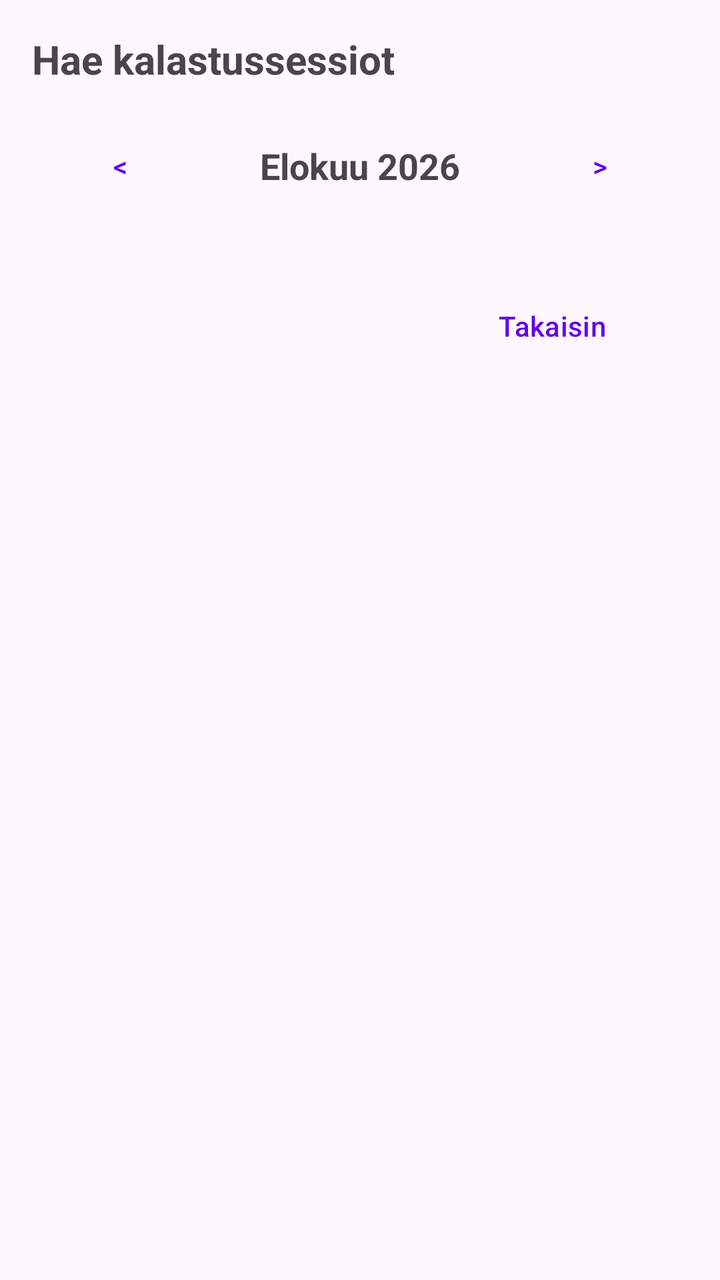
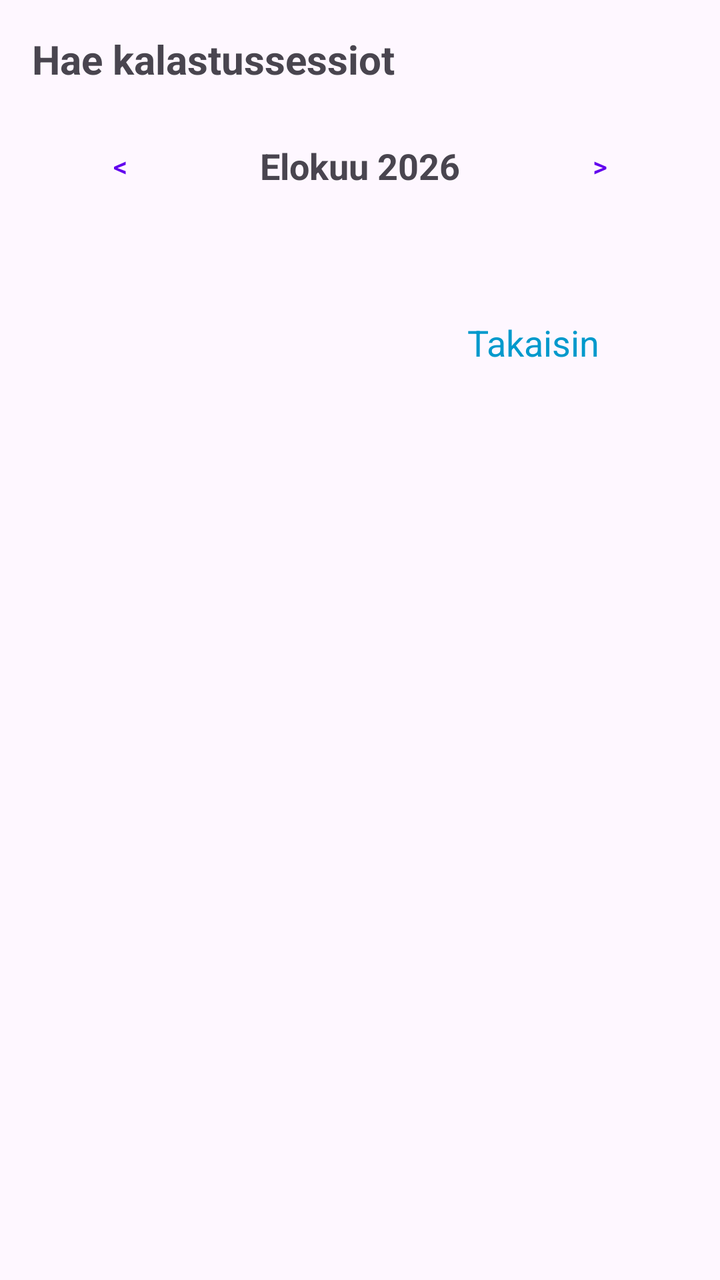

Screens rendered from an Android XML layout before and after an edit, with the pre-edit source and the edit as a unified diff.
<!-- AndroidManifest.xml: application theme Theme.KalaKartta -->
<!-- res/layout/activity_fishing_sessions.xml -->
<?xml version="1.0" encoding="utf-8"?>
<LinearLayout xmlns:android="http://schemas.android.com/apk/res/android"
    android:layout_width="match_parent"
    android:layout_height="match_parent"
    android:orientation="vertical"
    android:padding="16dp">

    <TextView
        android:layout_width="match_parent"
        android:layout_height="wrap_content"
        android:text="Hae kalastussessiot"
        android:textSize="20sp"
        android:textStyle="bold"
        android:layout_marginBottom="16dp" />

    <LinearLayout
        android:layout_width="match_parent"
        android:layout_height="wrap_content"
        android:orientation="horizontal"
        android:gravity="center_vertical"
        android:layout_marginBottom="8dp">

        <Button
            android:id="@+id/prevMonthButton"
            style="@style/Widget.Material3.Button.TextButton"
            android:layout_width="wrap_content"
            android:layout_height="wrap_content"
            android:text="&lt;" />

        <TextView
            android:id="@+id/monthYearText"
            android:layout_width="0dp"
            android:layout_height="wrap_content"
            android:layout_weight="1"
            android:gravity="center"
            android:text="Elokuu 2026"
            android:textSize="18sp"
            android:textStyle="bold" />

        <Button
            android:id="@+id/nextMonthButton"
            style="@style/Widget.Material3.Button.TextButton"
            android:layout_width="wrap_content"
            android:layout_height="wrap_content"
            android:text="&gt;" />
    </LinearLayout>

    <GridLayout
        android:id="@+id/calendarGrid"
        android:layout_width="match_parent"
        android:layout_height="wrap_content"
        android:columnCount="7"
        android:layout_marginBottom="16dp" />

    <TextView
        android:id="@+id/sessionsLabel"
        android:layout_width="match_parent"
        android:layout_height="wrap_content"
        android:text="Sessiot:"
        android:textStyle="bold"
        android:layout_marginBottom="8dp"
        android:visibility="gone" />

    <ScrollView
        android:layout_width="match_parent"
        android:layout_height="0dp"
        android:layout_weight="1">

        <LinearLayout
            android:layout_width="match_parent"
            android:layout_height="wrap_content"
            android:orientation="vertical">

            <LinearLayout
                android:id="@+id/sessionsContainer"
                android:layout_width="match_parent"
                android:layout_height="wrap_content"
                android:orientation="vertical" />

            <Button
                android:id="@+id/backButton"
                style="@style/Widget.Material3.Button.TextButton"
                android:layout_width="wrap_content"
                android:layout_height="wrap_content"
                android:layout_gravity="end"
                android:text="Takaisin"
                android:layout_marginTop="8dp"
                android:layout_marginEnd="@dimen/landscape_safe_margin"
                android:layout_marginBottom="16dp" />
        </LinearLayout>
    </ScrollView>

</LinearLayout>
<!-- resources referenced by this layout -->
<resources>
  <dimen name="landscape_safe_margin">24dp</dimen>
  <style name="Theme.KalaKartta" parent="Base.Theme.KalaKartta" />
  <style name="Base.Theme.KalaKartta" parent="Theme.Material3.DayNight.NoActionBar">
          
          <item name="colorPrimary">#6200EE</item>
          <item name="colorOnPrimary">#FFFFFF</item>
          <item name="editTextStyle">@style/Widget.AppCompat.EditText</item>
          <item name="android:spinnerStyle">@style/Widget.AppCompat.Spinner</item>
      </style>
</resources>

<!-- the commit's change to res/layout/activity_fishing_sessions.xml (unified diff, before → after) -->
@@ -77,13 +77,21 @@
                 android:layout_height="wrap_content"
                 android:orientation="vertical" />
 
-            <Button
+            <TextView
                 android:id="@+id/backButton"
-                style="@style/Widget.Material3.Button.TextButton"
                 android:layout_width="wrap_content"
                 android:layout_height="wrap_content"
                 android:layout_gravity="end"
                 android:text="Takaisin"
+                android:textSize="18sp"
+                android:textColor="@android:color/holo_blue_dark"
+                android:paddingTop="20dp"
+                android:paddingBottom="40dp"
+                android:paddingStart="20dp"
+                android:paddingEnd="20dp"
+                android:clickable="true"
+                android:focusable="true"
+                android:background="?attr/selectableItemBackground"
                 android:layout_marginTop="8dp"
                 android:layout_marginEnd="@dimen/landscape_safe_margin"
                 android:layout_marginBottom="16dp" />
